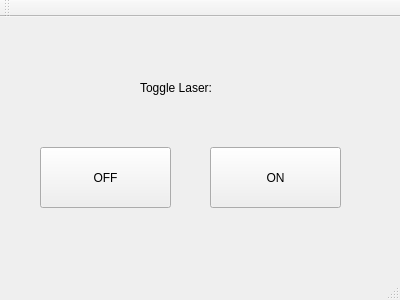
Above: lasercontrol_qt/mainwindow.ui from thorbenm/lasercontrol before the change. Below: the same form after it.
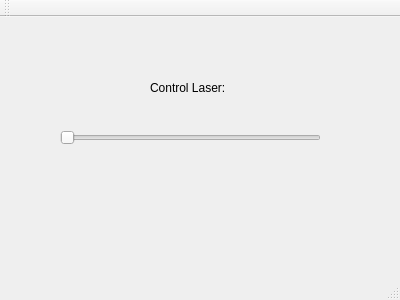
That is the form after the change.

Commit message: first try with a slider

The edit to the form file:
```diff
--- a/lasercontrol_qt/mainwindow.ui
+++ b/lasercontrol_qt/mainwindow.ui
@@ -14,43 +14,30 @@
    <string>MainWindow</string>
   </property>
   <widget class="QWidget" name="centralWidget">
-   <widget class="QPushButton" name="on_button">
-    <property name="geometry">
-     <rect>
-      <x>210</x>
-      <y>130</y>
-      <width>131</width>
-      <height>61</height>
-     </rect>
-    </property>
-    <property name="text">
-     <string>ON</string>
-    </property>
-   </widget>
-   <widget class="QPushButton" name="off_button">
-    <property name="geometry">
-     <rect>
-      <x>40</x>
-      <y>130</y>
-      <width>131</width>
-      <height>61</height>
-     </rect>
-    </property>
-    <property name="text">
-     <string>OFF</string>
-    </property>
-   </widget>
    <widget class="QLabel" name="label">
     <property name="geometry">
      <rect>
-      <x>140</x>
+      <x>150</x>
       <y>60</y>
       <width>101</width>
       <height>21</height>
      </rect>
     </property>
     <property name="text">
-     <string>Toggle Laser:</string>
+     <string>Control Laser:</string>
+    </property>
+   </widget>
+   <widget class="QSlider" name="horizontalSlider">
+    <property name="geometry">
+     <rect>
+      <x>60</x>
+      <y>110</y>
+      <width>261</width>
+      <height>22</height>
+     </rect>
+    </property>
+    <property name="orientation">
+     <enum>Qt::Horizontal</enum>
     </property>
    </widget>
   </widget>
```
Left out of the diff: 2 changed lines with no effect on the pictures. The commit also changes 3 other files.
